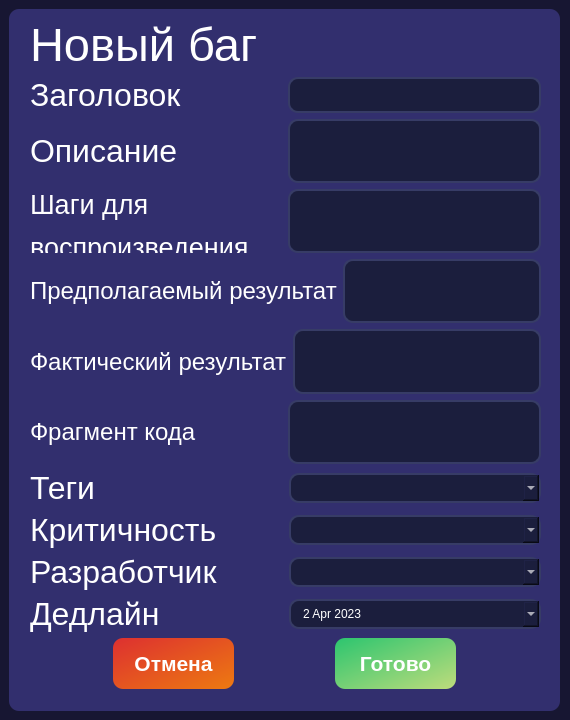
Before: the Qt Designer form interfaces/new_bug_card.ui in ArtShibaev/Bugtracker, drawn with Qt 5.
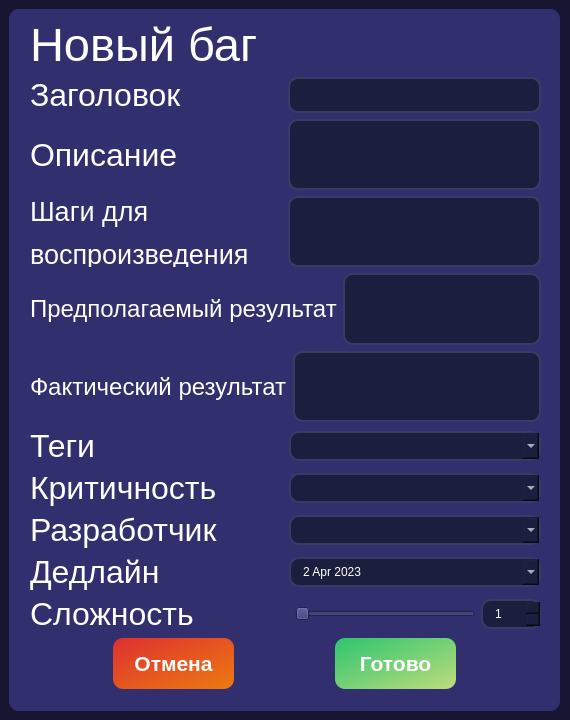
After: the same form once the commit is applied.

```diff
--- a/interfaces/new_bug_card.ui
+++ b/interfaces/new_bug_card.ui
@@ -382,42 +382,6 @@
              </item>
             </layout>
            </item>
-           <item>
-            <layout class="QHBoxLayout" name="horizontalLayout_13">
-             <property name="spacing">
-              <number>6</number>
-             </property>
-             <item>
-              <widget class="QLabel" name="label_13">
-               <property name="styleSheet">
-                <string notr="true">font-size: 18pt;
-color: white;</string>
-               </property>
-               <property name="text">
-                <string>Фрагмент кода</string>
-               </property>
-              </widget>
-             </item>
-             <item>
-              <widget class="QTextEdit" name="code_fragment">
-               <property name="maximumSize">
-                <size>
-                 <width>253</width>
-                 <height>156</height>
-                </size>
-               </property>
-               <property name="styleSheet">
-                <string notr="true">border: 2px solid #373C66;
-color: white;
-border-radius: 10px;
-padding: 5px 10px;
-outline: none;
-background: #1B1E3D;</string>
-               </property>
-              </widget>
-             </item>
-            </layout>
-           </item>
            <item>
             <layout class="QHBoxLayout" name="horizontalLayout_4">
              <item>
@@ -541,6 +505,64 @@
            </item>
           </layout>
          </item>
+         <item row="1" column="0">
+          <layout class="QHBoxLayout" name="horizontalLayout_10">
+           <item>
+            <widget class="QLabel" name="label_5">
+             <property name="styleSheet">
+              <string notr="true">font-size: 24pt;
+color: white;</string>
+             </property>
+             <property name="text">
+              <string>Сложность</string>
+             </property>
+            </widget>
+           </item>
+           <item>
+            <widget class="QSlider" name="horizontalSlider">
+             <property name="maximumSize">
+              <size>
+               <width>180</width>
+               <height>16777215</height>
+              </size>
+             </property>
+             <property name="minimum">
+              <number>1</number>
+             </property>
+             <property name="maximum">
+              <number>100</number>
+             </property>
+             <property name="orientation">
+              <enum>Qt::Horizontal</enum>
+             </property>
+            </widget>
+           </item>
+           <item>
+            <widget class="QSpinBox" name="spinBox">
+             <property name="maximumSize">
+              <size>
+               <width>60</width>
+               <height>16777215</height>
+              </size>
+             </property>
+             <property name="styleSheet">
+              <string notr="true">border: 2px solid #373C66;
+color: white;
+border-radius: 10px;
+padding: 5px 10px;
+outline: none;
+background: #1B1E3D;</string>
+             </property>
+             <property name="minimum">
+              <number>1</number>
+             </property>
+             <property name="maximum">
+              <number>100</number>
+             </property>
+            </widget>
+           </item>
+          </layout>
+         </item>
         </layout>
        </item>
        <item row="1" column="0">
```
